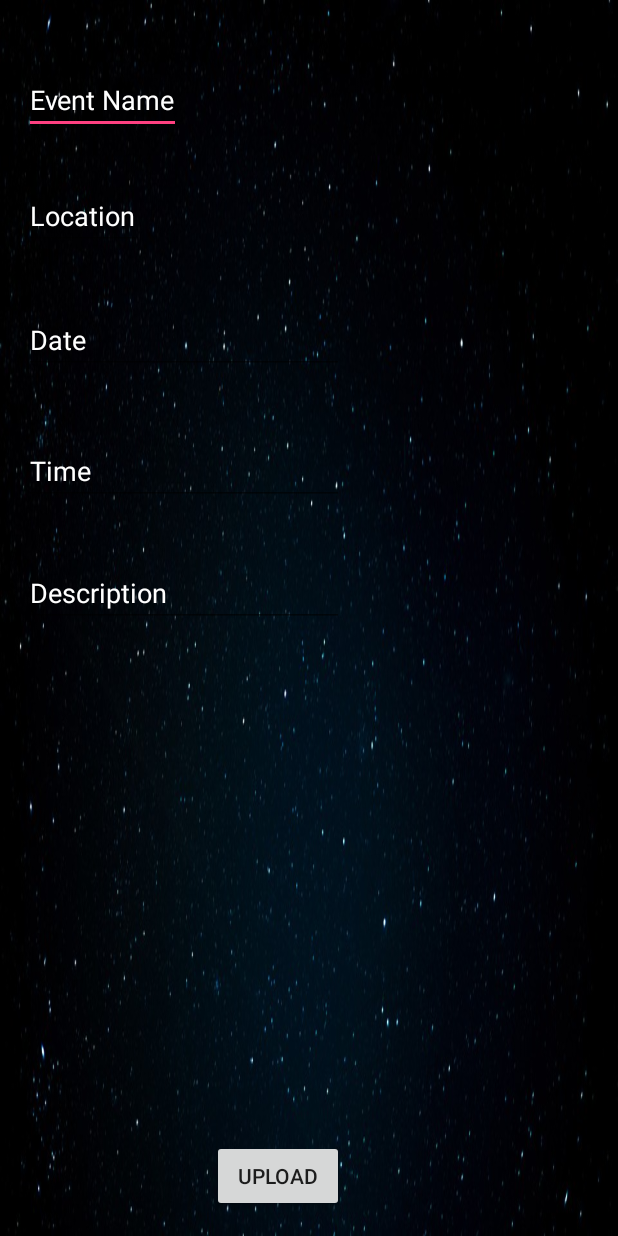
After one commit to Partoonight/Circle, an Android app: the layout activity_add.xml on its own in the app's theme, with its tools: preview values and no code run, on a phone screen of 412 x 824 dp. The commit adds this screen. Run offline under Robolectric (Android 15) with nearby library versions, the phone set to English and light mode, and no system bars.

Commit message:
adding the add page

```diff
--- a/app/src/main/AndroidManifest.xml
+++ b/app/src/main/AndroidManifest.xml
@@ -54,12 +54,16 @@
 
         <activity
             android:name=".MapsActivity"
-            android:label="@string/title_activity_maps"/>
-        <!-- ATTENTION: This was auto-generated to add Google Play services to your project for
-             App Indexing.  See https://g.co/AppIndexing/AndroidStudio for more information. -->
+            android:label="@string/title_activity_maps" />
+        <!--
+             ATTENTION: This was auto-generated to add Google Play services to your project for
+             App Indexing.  See https://g.co/AppIndexing/AndroidStudio for more information.
+        -->
         <meta-data
             android:name="com.google.android.gms.version"
             android:value="@integer/google_play_services_version" />
+
+        <activity android:name=".Add"></activity>
     </application>
 
 </manifest>
--- /dev/null
+++ b/app/src/main/java/com/example/neozhang/circle/Add.java
@@ -0,0 +1,13 @@
+package com.example.neozhang.circle;
+
+import android.support.v7.app.AppCompatActivity;
+import android.os.Bundle;
+
+public class Add extends AppCompatActivity {
+
+    @Override
+    protected void onCreate(Bundle savedInstanceState) {
+        super.onCreate(savedInstanceState);
+       // setContentView(R.layout.activity_add);
+    }
+}
--- /dev/null
+++ b/app/src/main/res/layout/activity_add.xml
@@ -0,0 +1,85 @@
+<?xml version="1.0" encoding="utf-8"?>
+<RelativeLayout xmlns:android="http://schemas.android.com/apk/res/android"
+    xmlns:tools="http://schemas.android.com/tools"
+    android:layout_width="match_parent"
+    android:layout_height="match_parent"
+    android:paddingBottom="@dimen/activity_vertical_margin"
+    android:paddingLeft="@dimen/activity_horizontal_margin"
+    android:paddingRight="@dimen/activity_horizontal_margin"
+    android:paddingTop="@dimen/activity_vertical_margin"
+    tools:context="com.example.neozhang.circle.Add"
+    android:background="@drawable/bg2">
+
+    <ScrollView
+        android:layout_width="wrap_content"
+        android:layout_height="wrap_content"
+        android:id="@+id/scrollView"
+        android:layout_alignParentBottom="true"
+        android:layout_centerHorizontal="true" />
+
+    <EditText
+        android:layout_width="wrap_content"
+        android:layout_height="wrap_content"
+        android:id="@+id/editText"
+        android:layout_alignParentTop="true"
+        android:layout_alignParentStart="true"
+        android:layout_marginTop="28dp"
+        android:text="Event Name"
+        android:textColor="#ffffff" />
+
+    <EditText
+        android:layout_width="wrap_content"
+        android:layout_height="wrap_content"
+        android:id="@+id/editText2"
+        android:layout_below="@+id/editText"
+        android:layout_alignParentStart="true"
+        android:layout_marginTop="32dp"
+        android:text="Location"
+        android:textColor="#ffffff" />
+
+    <EditText
+        android:layout_width="wrap_content"
+        android:layout_height="wrap_content"
+        android:inputType="date"
+        android:ems="10"
+        android:id="@+id/editText3"
+        android:layout_below="@+id/editText2"
+        android:layout_alignParentStart="true"
+        android:layout_marginTop="37dp"
+        android:text="Date"
+        android:textColor="#ffffff" />
+
+    <EditText
+        android:layout_width="wrap_content"
+        android:layout_height="wrap_content"
+        android:inputType="time"
+        android:ems="10"
+        android:id="@+id/editText4"
+        android:layout_below="@+id/editText3"
+        android:layout_alignParentStart="true"
+        android:layout_marginTop="42dp"
+        android:text="Time"
+        android:textColor="#ffffff"
+        android:theme="@style/Base.Animation.AppCompat.Dialog" />
+
+    <EditText
+        android:layout_width="wrap_content"
+        android:layout_height="wrap_content"
+        android:inputType="textMultiLine"
+        android:ems="10"
+        android:id="@+id/editText5"
+        android:layout_below="@+id/editText4"
+        android:layout_alignParentStart="true"
+        android:layout_marginTop="36dp"
+        android:text="Description"
+        android:textColor="#ffffff"
+        android:theme="@style/Base.Animation.AppCompat.DropDownUp" />
+
+    <Button
+        android:layout_width="wrap_content"
+        android:layout_height="wrap_content"
+        android:text="Upload"
+        android:id="@+id/button2"
+        android:layout_alignParentBottom="true"
+        android:layout_alignEnd="@+id/editText5" />
+</RelativeLayout>
--- a/app/src/main/res/layout/activity_login.xml
+++ b/app/src/main/res/layout/activity_login.xml
@@ -26,6 +26,15 @@
         android:text="Login Test"
         android:id="@+id/button"
         android:layout_alignParentBottom="true"
-        android:layout_alignEnd="@+id/login_button" />
+        android:layout_centerHorizontal="true" />
+
+    <TextView
+        android:layout_width="wrap_content"
+        android:layout_height="wrap_content"
+        android:textAppearance="?android:attr/textAppearanceLarge"
+        android:text="Large Text"
+        android:id="@+id/textView2"
+        android:layout_alignTop="@+id/button"
+        android:layout_alignStart="@+id/login_button" />
 
 </RelativeLayout>
```
Also changed, not shown: app/src/main/res/layout/activity_maps.xml (line endings or trailing spaces).
